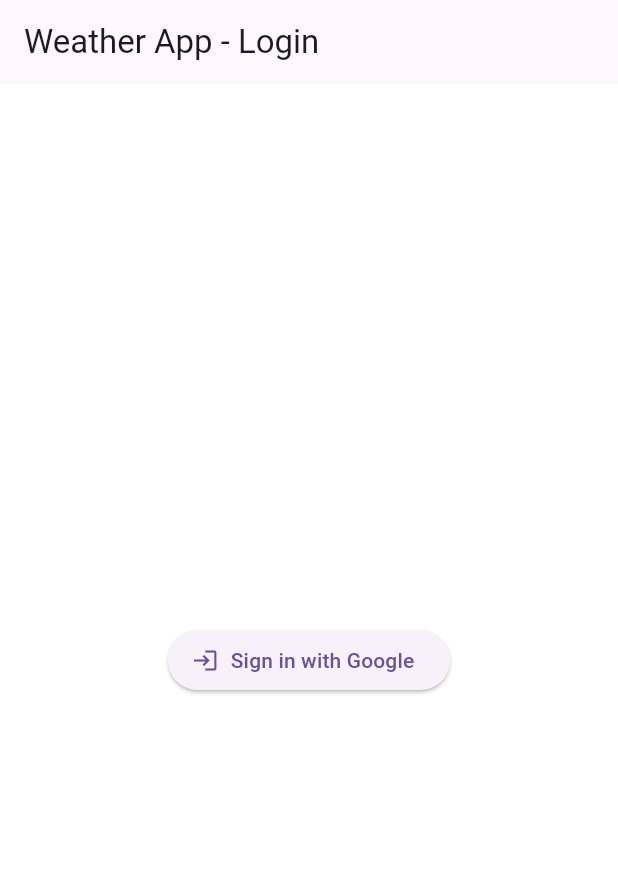
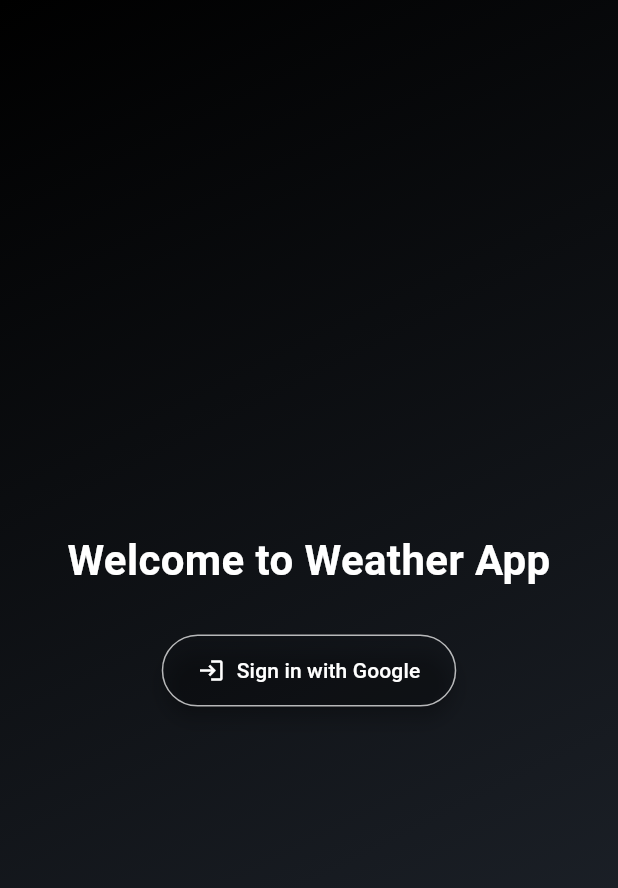
Before and after one commit to CallMeDas/Flutter-Assignment, a Flutter app: the screen it shows after launch, on a phone screen of 412 x 824 dp. Shown: the top 888 px of the screen. Run offline on Flutter 3.47's test engine with Material 3 defaults, Android fonts, the phone set to English and light mode, and no system bars; our stand-ins replace cloud_firestore, firebase_auth, firebase_core, flutter_bloc, google_sign_in, image_picker; accounts and stored records are empty.

Commit message:
Google auth and UI updated

```diff
--- a/task2_weather_firebase/lib/screens/login_screen.dart
+++ b/task2_weather_firebase/lib/screens/login_screen.dart
@@ -18,45 +18,36 @@ class _LoginScreenState extends State<LoginScreen> {
     });
 
     try {
-      // Trigger the authentication flow
       final GoogleSignInAccount? googleUser = await GoogleSignIn(
         clientId: '1033929961237-5gdplqch2esaq6llnee0bhs77qhvb9ut.apps.googleusercontent.com',
       ).signIn();
-
 
       if (googleUser == null) {
         setState(() {
           isSigningIn = false;
         });
-        return null; // The user canceled the sign-in
+        return null;
       }
 
-      // Obtain the auth details from the request
-      final GoogleSignInAuthentication googleAuth =
-          await googleUser.authentication;
+      final GoogleSignInAuthentication googleAuth = await googleUser.authentication;
 
-      // Create a new credential
       final credential = GoogleAuthProvider.credential(
         accessToken: googleAuth.accessToken,
         idToken: googleAuth.idToken,
       );
 
-      // Sign in to Firebase with the Google [UserCredential]
-      final userCredential =
-          await FirebaseAuth.instance.signInWithCredential(credential);
-
+      final userCredential = await FirebaseAuth.instance.signInWithCredential(credential);
       return userCredential;
     } catch (e) {
       print('Google Sign-In error: $e');
       ScaffoldMessenger.of(context).showSnackBar(
-        SnackBar(content: Text('Sign-in failed. Try again.')),
+        const SnackBar(content: Text('Sign-in failed. Try again.')),
       );
     } finally {
       setState(() {
         isSigningIn = false;
       });
     }
-
     return null;
   }
 
@@ -65,37 +56,91 @@ class _LoginScreenState extends State<LoginScreen> {
     final user = FirebaseAuth.instance.currentUser;
 
     return Scaffold(
-      appBar: AppBar(
-        title: const Text('Weather App - Login'),
+      body: Container(
+        width: double.infinity,
+        height: double.infinity,
+        // Uncomment below to use a background image
+        // decoration: BoxDecoration(
+        //   image: DecorationImage(
+        //     image: AssetImage('assets/images/bg_weather.jpg'),
+        //     fit: BoxFit.cover,
+        //   ),
+        // ),
+        decoration: const BoxDecoration(
+          gradient: LinearGradient(
+            colors: [Colors.black, Color(0xFF222831)],
+            begin: Alignment.topLeft,
+            end: Alignment.bottomRight,
           ),
-      body: Center(
+        ),
+        child: Center(
           child: user == null
-            ? isSigningIn
-                ? const CircularProgressIndicator()
+              ? Padding(
+                  padding: const EdgeInsets.all(20),
+                  child: Column(
+                    mainAxisSize: MainAxisSize.min,
+                    children: [
+                      const Text(
+                        'Welcome to Weather App',
+                        style: TextStyle(
+                          fontSize: 28,
+                          fontWeight: FontWeight.bold,
+                          color: Colors.white,
+                        ),
+                        textAlign: TextAlign.center,
+                      ),
+                      const SizedBox(height: 30),
+                      isSigningIn
+                          ? const CircularProgressIndicator(color: Colors.white)
                           : ElevatedButton.icon(
-                    icon: const Icon(Icons.login),
-                    label: const Text('Sign in with Google'),
+                              icon: const Icon(Icons.login, color: Colors.white),
+                              label: const Text(
+                                'Sign in with Google',
+                                style: TextStyle(color: Colors.white),
+                              ),
+                              style: ElevatedButton.styleFrom(
+                                backgroundColor: Colors.transparent,
+                                side: const BorderSide(color: Colors.white70),
+                                elevation: 5,
+                                padding: const EdgeInsets.symmetric(horizontal: 24, vertical: 14),
+                                shape: RoundedRectangleBorder(
+                                  borderRadius: BorderRadius.circular(30),
+                                ),
+                              ),
                               onPressed: () async {
                                 final userCred = await signInWithGoogle();
                                 if (userCred != null) {
-                        // Navigate to home page or show success message
                                   Navigator.pushReplacementNamed(context, '/weather');
                                 }
                               },
+                            ),
+                    ],
+                  ),
                 )
               : Column(
                   mainAxisAlignment: MainAxisAlignment.center,
                   children: [
-                  Text('Signed in as: ${user.displayName}'),
-                  const SizedBox(height: 10),
+                    Text(
+                      'Signed in as:\n${user.displayName}',
+                      textAlign: TextAlign.center,
+                      style: const TextStyle(fontSize: 20, color: Colors.white),
+                    ),
+                    const SizedBox(height: 12),
                     CircleAvatar(
                       backgroundImage: NetworkImage(user.photoURL ?? ''),
-                    radius: 30,
+                      radius: 40,
                     ),
                     const SizedBox(height: 20),
                     ElevatedButton.icon(
-                    icon: const Icon(Icons.logout),
-                    label: const Text('Sign out'),
+                      icon: const Icon(Icons.logout, color: Colors.white),
+                      label: const Text('Sign out', style: TextStyle(color: Colors.white)),
+                      style: ElevatedButton.styleFrom(
+                        backgroundColor: Colors.redAccent.withOpacity(0.7),
+                        padding: const EdgeInsets.symmetric(horizontal: 24, vertical: 14),
+                        shape: RoundedRectangleBorder(
+                          borderRadius: BorderRadius.circular(30),
+                        ),
+                      ),
                       onPressed: () async {
                         await GoogleSignIn().signOut();
                         await FirebaseAuth.instance.signOut();
@@ -105,6 +150,7 @@ class _LoginScreenState extends State<LoginScreen> {
                   ],
                 ),
         ),
+      ),
     );
   }
 }
```
Also changed, not shown: task2_weather_firebase/lib/screens/home_screen.dart (deleted, +0 -257 lines), task2_weather_firebase/lib/screens/weather_screen.dart (+48 -23 lines), task2_weather_firebase/lib/services/auth_service.dart (+18 -8 lines). Lines whose indentation alone changed are shown as unchanged.
